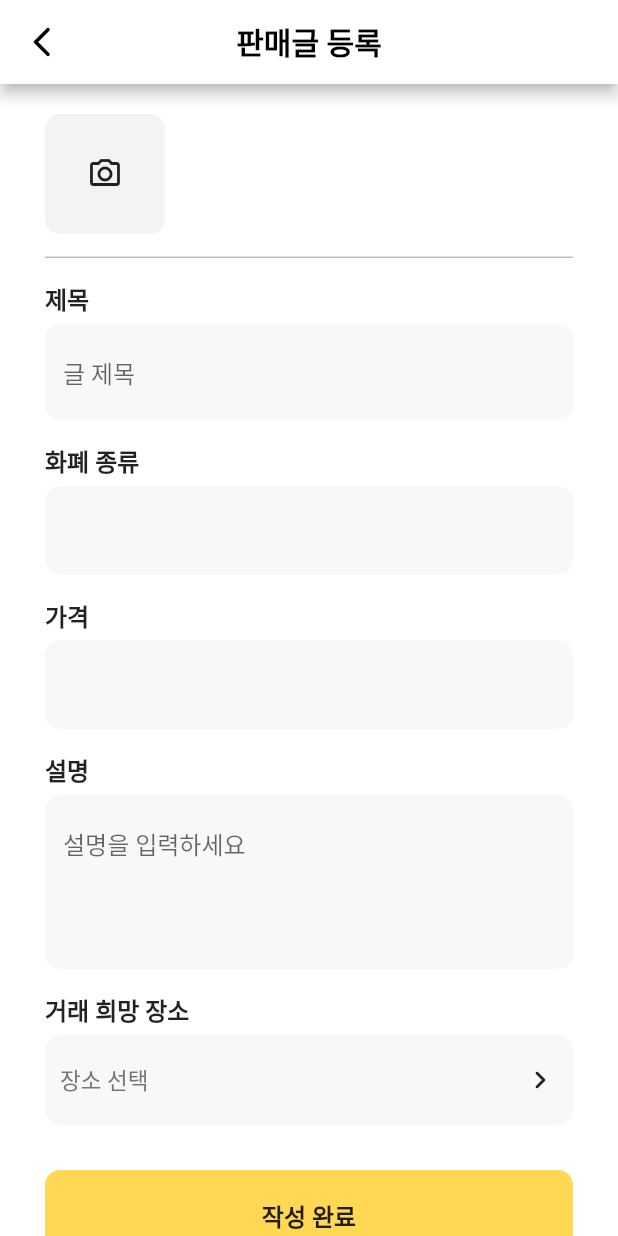
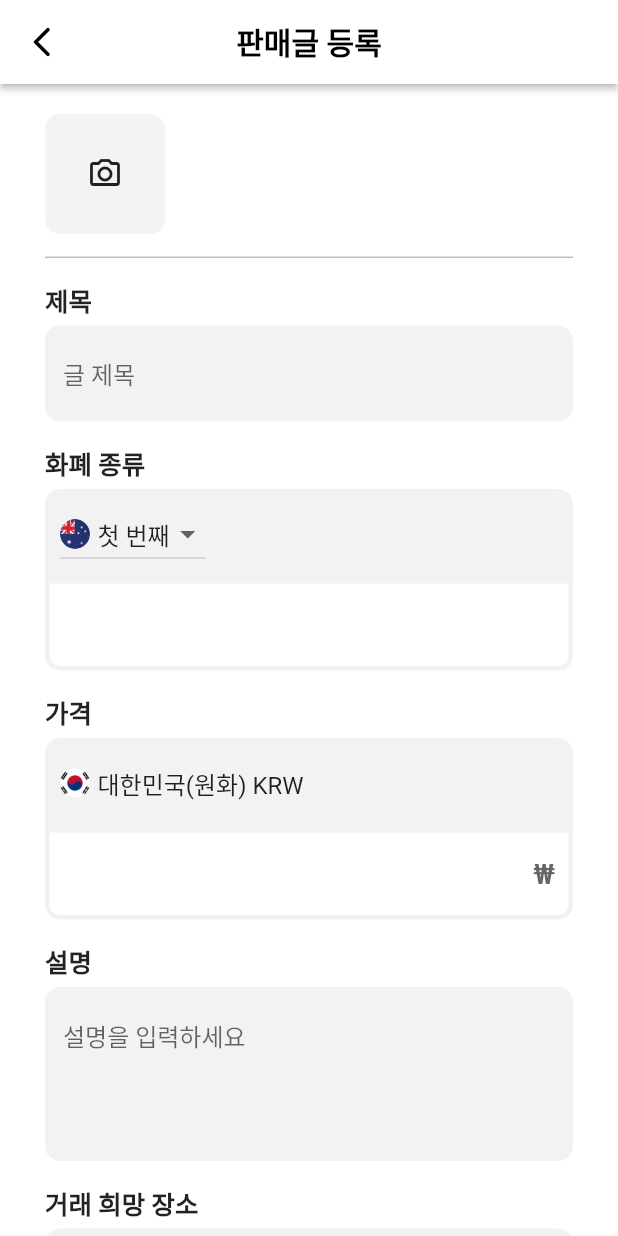
Before and after one commit to Donne-All-Around/DonneAllAround, a Flutter app: the TransactionPage screen opened directly, on a phone screen of 412 x 824 dp. Run offline on Flutter 3.47's test engine with Material 2 defaults, Android fonts, the phone set to English and light mode, and no system bars; our stand-ins replace awesome_bottom_bar, chat_bubbles.

Commit message:
0912 transaction page 수정

```diff
--- a/frontend/a705/lib/transaction_page.dart
+++ b/frontend/a705/lib/transaction_page.dart
@@ -1,5 +1,7 @@
 import 'package:a705/choose_location_page.dart';
 import 'package:flutter/material.dart';
+import 'package:flutter/services.dart';
+// import 'package:intl/intl.dart';
 
 class TransactionPage extends StatefulWidget {
   const TransactionPage({super.key});
@@ -9,6 +11,11 @@ class TransactionPage extends StatefulWidget {
 }
 
 class _TransactionPageState extends State<TransactionPage> {
+  final _valueList = ['첫 번째', '두 번째', '세 번째'];
+  var _selectedValue = '첫 번째';
+
+  // var f = NumberFormat('###,###,###,###');
+
   @override
   Widget build(BuildContext context) {
     return SafeArea(
@@ -19,6 +26,7 @@ class _TransactionPageState extends State<TransactionPage> {
         child: Scaffold(
           backgroundColor: Colors.white,
           appBar: AppBar(
+            elevation: 2,
             backgroundColor: Colors.white,
             leading: IconButton(
               icon: const Icon(
@@ -64,19 +72,15 @@ class _TransactionPageState extends State<TransactionPage> {
                     '제목',
                     style: TextStyle(
                       fontWeight: FontWeight.bold,
-                      fontSize: 16,
+                      fontSize: 17,
                     ),
                   ),
                   const SizedBox(height: 5),
                   TextField(
                     decoration: InputDecoration(
                       filled: true,
-                      fillColor: const Color(0xFFF8F8F8),
+                      fillColor: const Color(0xFFF2F2F2),
                       hintText: '글 제목',
-                      border: OutlineInputBorder(
-                        borderRadius: BorderRadius.circular(10),
-                        borderSide: const BorderSide(color: Colors.transparent),
-                      ),
                       enabledBorder: OutlineInputBorder(
                         borderRadius: BorderRadius.circular(10),
                         borderSide: const BorderSide(color: Colors.transparent),
@@ -93,63 +97,156 @@ class _TransactionPageState extends State<TransactionPage> {
                     '화폐 종류',
                     style: TextStyle(
                       fontWeight: FontWeight.bold,
-                      fontSize: 16,
+                      fontSize: 17,
                     ),
                   ),
                   const SizedBox(height: 5),
+                  Container(
+                    height: 60,
+                    decoration: const BoxDecoration(
+                      borderRadius: BorderRadius.only(
+                        topLeft: Radius.circular(10),
+                        topRight: Radius.circular(10),
+                      ),
+                      color: Color(0xFFF2F2F2),
+                    ),
+                    child: Row(
+                      children: [
+                        const SizedBox(width: 10),
+                        DropdownButton(
+                          value: _selectedValue,
+                          items: _valueList.map((value) {
+                            return DropdownMenuItem(
+                              value: value,
+                              child: Row(
+                                children: [
+                                  const CircleAvatar(
+                                    backgroundImage: AssetImage(
+                                        'assets/images/australia.png'),
+                                    radius: 10,
+                                  ),
+                                  const SizedBox(width: 5),
+                                  Text(value),
+                                ],
+                              ),
+                            );
+                          }).toList(),
+                          onChanged: (value) {
+                            setState(() {
+                              _selectedValue = value!;
+                            });
+                          },
+                        ),
+                      ],
+                    ),
+                  ),
                   TextField(
-                    decoration: InputDecoration(
+                    keyboardType: TextInputType.number,
+                    inputFormatters: [FilteringTextInputFormatter.digitsOnly],
+                    decoration: const InputDecoration(
                       filled: true,
-                      fillColor: const Color(0xFFF8F8F8),
-                      border: OutlineInputBorder(
-                        borderRadius: BorderRadius.circular(10),
-                        borderSide: const BorderSide(color: Colors.transparent),
-                      ),
+                      fillColor: Colors.white,
                       enabledBorder: OutlineInputBorder(
-                        borderRadius: BorderRadius.circular(10),
-                        borderSide: const BorderSide(color: Colors.transparent),
+                        borderRadius: BorderRadius.only(
+                          bottomLeft: Radius.circular(10),
+                          bottomRight: Radius.circular(10),
+                        ),
+                        borderSide:
+                            BorderSide(color: Color(0xFFF2F2F2), width: 3),
                       ),
                       focusedBorder: OutlineInputBorder(
-                        borderRadius: BorderRadius.circular(10),
-                        borderSide: const BorderSide(color: Colors.transparent),
+                        borderRadius: BorderRadius.only(
+                          bottomLeft: Radius.circular(10),
+                          bottomRight: Radius.circular(10),
+                        ),
+                        borderSide:
+                            BorderSide(color: Color(0xFFF2F2F2), width: 3),
                       ),
+                      suffixText: ' \$',
                     ),
                     cursorColor: Colors.black87,
+                    textAlign: TextAlign.end,
+                    style: const TextStyle(
+                      fontSize: 18,
+                      fontWeight: FontWeight.bold,
+                    ),
                   ),
                   const SizedBox(height: 15),
                   const Text(
                     '가격',
                     style: TextStyle(
                       fontWeight: FontWeight.bold,
-                      fontSize: 16,
+                      fontSize: 17,
                     ),
                   ),
                   const SizedBox(height: 5),
+                  Container(
+                    height: 60,
+                    decoration: const BoxDecoration(
+                      borderRadius: BorderRadius.only(
+                        topLeft: Radius.circular(10),
+                        topRight: Radius.circular(10),
+                      ),
+                      color: Color(0xFFF2F2F2),
+                    ),
+                    child: const Row(
+                      children: [
+                        SizedBox(width: 10),
+                        CircleAvatar(
+                          backgroundImage:
+                              AssetImage('assets/images/korea.png'),
+                          radius: 10,
+                        ),
+                        SizedBox(width: 5),
+                        Text(
+                          '대한민국(원화) KRW',
+                          style: TextStyle(
+                            fontSize: 16,
+                          ),
+                        ),
+                      ],
+                    ),
+                  ),
                   TextField(
-                    decoration: InputDecoration(
+                    keyboardType: TextInputType.number,
+                    inputFormatters: [
+                      FilteringTextInputFormatter.digitsOnly,
+                    ],
+                    decoration: const InputDecoration(
                       filled: true,
-                      fillColor: const Color(0xFFF8F8F8),
-                      border: OutlineInputBorder(
-                        borderRadius: BorderRadius.circular(10),
-                        borderSide: const BorderSide(color: Colors.transparent),
-                      ),
+                      fillColor: Colors.white,
                       enabledBorder: OutlineInputBorder(
-                        borderRadius: BorderRadius.circular(10),
-                        borderSide: const BorderSide(color: Colors.transparent),
+                        borderRadius: BorderRadius.only(
+                          bottomLeft: Radius.circular(10),
+                          bottomRight: Radius.circular(10),
+                        ),
+                        borderSide:
+                            BorderSide(color: Color(0xFFF2F2F2), width: 3),
                       ),
                       focusedBorder: OutlineInputBorder(
-                        borderRadius: BorderRadius.circular(10),
-                        borderSide: const BorderSide(color: Colors.transparent),
+                        borderRadius: BorderRadius.only(
+                          bottomLeft: Radius.circular(10),
+                          bottomRight: Radius.circular(10),
+                        ),
+                        borderSide:
+                            BorderSide(color: Color(0xFFF2F2F2), width: 3),
                       ),
+                      floatingLabelBehavior: FloatingLabelBehavior.always,
+                      suffixText: ' ₩',
                     ),
                     cursorColor: Colors.black87,
+                    textAlign: TextAlign.end,
+                    style: const TextStyle(
+                      fontSize: 18,
+                      fontWeight: FontWeight.bold,
+                    ),
                   ),
                   const SizedBox(height: 15),
                   const Text(
                     '설명',
                     style: TextStyle(
                       fontWeight: FontWeight.bold,
-                      fontSize: 16,
+                      fontSize: 17,
                     ),
                   ),
                   const SizedBox(height: 5),
@@ -158,11 +255,7 @@ class _TransactionPageState extends State<TransactionPage> {
                     decoration: InputDecoration(
                       hintText: '설명을 입력하세요',
                       filled: true,
-                      fillColor: const Color(0xFFF8F8F8),
-                      border: OutlineInputBorder(
-                        borderRadius: BorderRadius.circular(10),
-                        borderSide: const BorderSide(color: Colors.transparent),
-                      ),
+                      fillColor: const Color(0xFFF2F2F2),
                       enabledBorder: OutlineInputBorder(
                         borderRadius: BorderRadius.circular(10),
                         borderSide: const BorderSide(color: Colors.transparent),
@@ -179,7 +272,7 @@ class _TransactionPageState extends State<TransactionPage> {
                     '거래 희망 장소',
                     style: TextStyle(
                       fontWeight: FontWeight.bold,
-                      fontSize: 16,
+                      fontSize: 17,
                     ),
                   ),
                   const SizedBox(height: 5),
@@ -197,7 +290,7 @@ class _TransactionPageState extends State<TransactionPage> {
                       decoration: BoxDecoration(
                         borderRadius: BorderRadius.circular(10),
                         // border: Border.all(color: Colors.black),
-                        color: const Color(0xFFF8F8F8),
+                        color: const Color(0xFFF2F2F2),
                       ),
                       child: const Row(
                         mainAxisAlignment: MainAxisAlignment.spaceBetween,
@@ -227,7 +320,8 @@ class _TransactionPageState extends State<TransactionPage> {
                     child: const Center(
                         child: Text(
                       '작성 완료',
-                      style: TextStyle(fontSize: 16, fontWeight: FontWeight.bold),
+                      style:
+                          TextStyle(fontSize: 16, fontWeight: FontWeight.bold),
                     )),
                   ),
                 ],
--- a/frontend/a705/pubspec.yaml
+++ b/frontend/a705/pubspec.yaml
@@ -37,6 +37,7 @@ dependencies:
   cupertino_icons: ^1.0.2
   awesome_bottom_bar: ^1.2.4
   chat_bubbles: ^1.5.0
+  intl: ^0.18.1
 
 dev_dependencies:
   flutter_test:
@@ -65,6 +66,7 @@ flutter:
     - assets/images/profile.jpg
     - assets/images/ausdollar.jpg
     - assets/images/australia.png
+    - assets/images/korea.png
   #   - images/a_dot_burr.jpeg
   #   - images/a_dot_ham.jpeg
 
```
Also changed, not shown: frontend/a705/assets/images/korea.png (added), frontend/a705/pubspec.lock.
